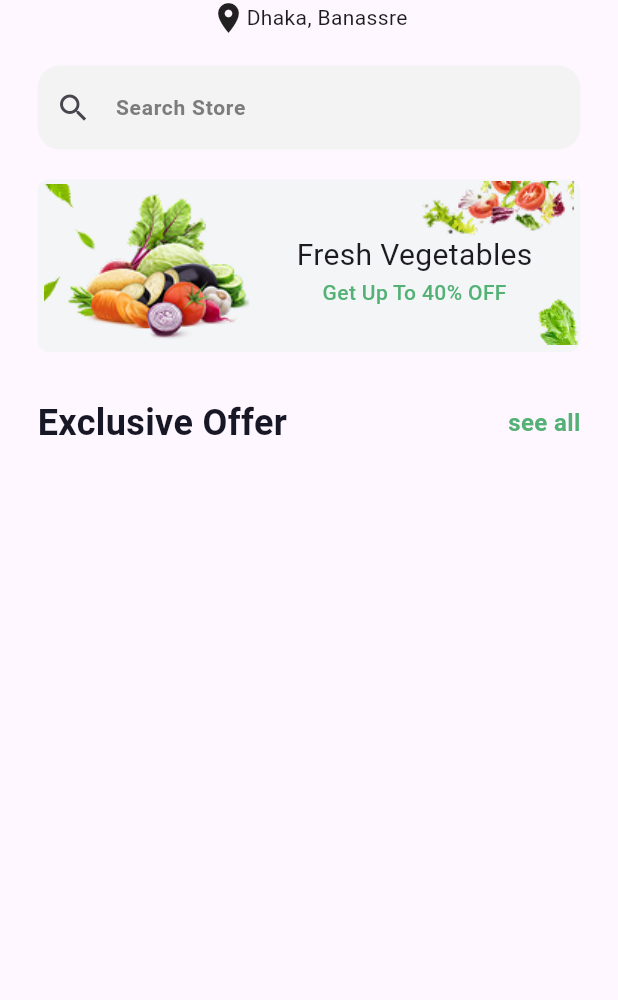
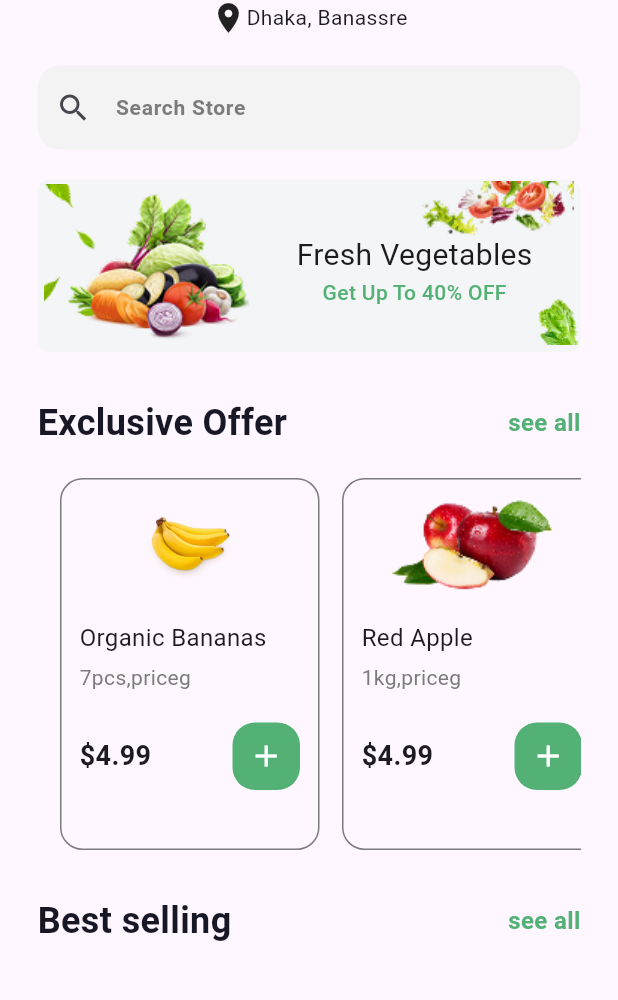
Before and after one commit to rahmaEbrahem/task-project, a Flutter app: the HomeScreen screen opened directly, on a phone screen of 412 x 824 dp, the part 68-1068 px from its top. Run offline on Flutter 3.47's test engine with Material 3 defaults, Android fonts, the phone set to English and light mode, and no system bars.

Commit message:
create list of products in home screen

```diff
--- a/lib/screens/home_screen.dart
+++ b/lib/screens/home_screen.dart
@@ -1,4 +1,5 @@
 import 'package:flutter/material.dart';
+import 'package:task_project11/widgets/containers/list_of_products.dart';
 import 'package:task_project11/widgets/customer_row.dart';
 import 'package:task_project11/widgets/food_banner.dart';
 
@@ -9,7 +10,7 @@ class HomeScreen extends StatelessWidget {
   Widget build(BuildContext context) {
     return Scaffold(
       body: SafeArea(
-        child: Padding(
+        child: SingleChildScrollView(
           padding: const EdgeInsets.symmetric(horizontal: 25),
           child: Center(
             child: Column(
@@ -47,6 +48,10 @@ class HomeScreen extends StatelessWidget {
                 FoodBanner(),
                 SizedBox(height: 30),
                 CustomerRow(title: "Exclusive Offer"),
+                SizedBox(height: 20),
+                ListOfProducts(),
+                SizedBox(height: 30),
+                CustomerRow(title: "Best selling"),
               ],
             ),
           ),
--- /dev/null
+++ b/lib/widgets/containers/list_of_products.dart
@@ -0,0 +1,103 @@
+import 'package:flutter/material.dart';
+
+class Products {
+  final String name;
+  final String quantity;
+  final String price;
+  final String image;
+  const Products({
+    required this.name,
+    required this.price,
+    required this.quantity,
+    required this.image,
+  });
+}
+
+class ListOfProducts extends StatelessWidget {
+  const ListOfProducts({super.key});
+  final List<Products> items = const [
+    Products(
+      name: "Organic Bananas",
+      price: "\$4.99",
+      quantity: "7pcs,priceg",
+      image: "assets/images/banana-png-32.png",
+    ),
+    Products(
+      name: "Red Apple",
+      price: "\$4.99",
+      quantity: "1kg,priceg",
+      image: "assets/images/pngfuel 1 (1).png",
+    ),
+  ];
+
+  @override
+  Widget build(BuildContext context) {
+    return SizedBox(
+      height: 248,
+      child: ListView.separated(
+        scrollDirection: Axis.horizontal,
+        padding: EdgeInsets.symmetric(horizontal: 15),
+        itemBuilder: (context, index) {
+          final product = items[index];
+          return Container(
+            width: 173,
+            padding: EdgeInsets.all(12),
+            decoration: BoxDecoration(
+              borderRadius: BorderRadius.circular(15),
+              border: Border.all(color: Color(0xff7C7C7C)),
+            ),
+            child: Column(
+              crossAxisAlignment: CrossAxisAlignment.start,
+              children: [
+                Center(
+                  child: Image.asset(
+                    product.image,
+                    height: 62,
+                    fit: BoxFit.contain,
+                  ),
+                ),
+                SizedBox(height: 20),
+                Text(
+                  product.name,
+                  style: TextStyle(fontSize: 16, fontWeight: FontWeight(400)),
+                ),
+                SizedBox(height: 5),
+                Text(
+                  product.quantity,
+                  style: TextStyle(color: Color(0xff7C7C7C)),
+                ),
+                SizedBox(height: 20),
+                Row(
+                  mainAxisAlignment: MainAxisAlignment.spaceBetween,
+                  children: [
+                    Text(
+                      product.price,
+                      style: TextStyle(
+                        fontSize: 18,
+                        fontWeight: FontWeight(600),
+                      ),
+                    ),
+                    Container(
+                      height: 45,
+                      width: 45,
+                      padding: EdgeInsets.all(10),
+                      decoration: BoxDecoration(
+                        borderRadius: BorderRadius.circular(15),
+                        color: Color(0xff53B175),
+                      ),
+                      child: Icon(Icons.add, color: Colors.white),
+                    ),
+                  ],
+                ),
+              ],
+            ),
+          );
+        },
+        separatorBuilder: (context, index) {
+          return const SizedBox(width: 15);
+        },
+        itemCount: items.length,
+      ),
+    );
+  }
+}
```
Also changed, not shown: assets/images/banana-png-32.png (added), assets/images/pngfuel 1 (1).png (added).
